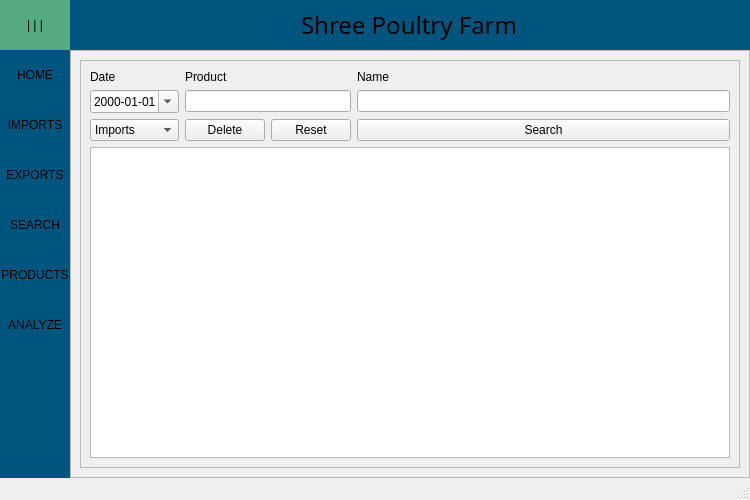
Old version of the form untitled.ui in the repository psycoder01/shree-records.
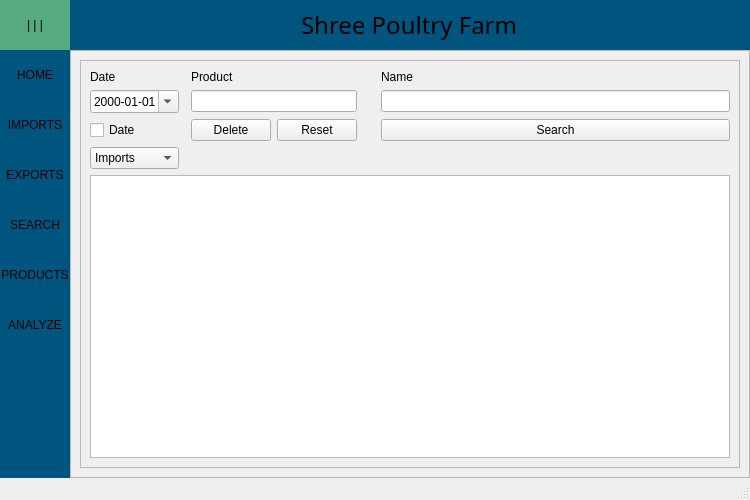
New version of the form. The open tabs and pages were chosen to show the change.

Commit message: added date checkbox

Patch:
```diff
--- a/untitled.ui
+++ b/untitled.ui
@@ -930,31 +930,7 @@
                  <enum>QFrame::Raised</enum>
                 </property>
                 <layout class="QGridLayout" name="gridLayout_3">
-                 <item row="1" column="3">
-                  <widget class="QLineEdit" name="inputNameSearch"/>
-                 </item>
-                 <item row="3" column="3">
-                  <widget class="QPushButton" name="btnSearch">
-                   <property name="text">
-                    <string>Search</string>
-                   </property>
-                  </widget>
-                 </item>
-                 <item row="3" column="0">
-                  <widget class="QComboBox" name="optionsSearch">
-                   <item>
-                    <property name="text">
-                     <string>Imports</string>
-                    </property>
-                   </item>
-                   <item>
-                    <property name="text">
-                     <string>Exports</string>
-                    </property>
-                   </item>
-                  </widget>
-                 </item>
-                 <item row="1" column="1" colspan="2">
+                 <item row="4" column="2" colspan="2">
                   <widget class="QLineEdit" name="inputProductSearch"/>
                  </item>
                  <item row="0" column="0">
@@ -964,28 +940,7 @@
                    </property>
                   </widget>
                  </item>
-                 <item row="3" column="2">
-                  <widget class="QPushButton" name="btnRessetSearch">
-                   <property name="text">
-                    <string>Reset</string>
-                   </property>
-                  </widget>
-                 </item>
-                 <item row="0" column="3">
-                  <widget class="QLabel" name="labelNameSearch">
-                   <property name="text">
-                    <string>Name</string>
-                   </property>
-                  </widget>
-                 </item>
-                 <item row="3" column="1">
-                  <widget class="QPushButton" name="btnDelSearch">
-                   <property name="text">
-                    <string>Delete</string>
-                   </property>
-                  </widget>
-                 </item>
-                 <item row="1" column="0">
+                 <item row="4" column="0">
                   <widget class="QDateEdit" name="inputDate">
                    <property name="currentSection">
                     <enum>QDateTimeEdit::YearSection</enum>
@@ -998,15 +953,67 @@
                    </property>
                   </widget>
                  </item>
-                 <item row="0" column="1" colspan="2">
+                 <item row="29" column="0" colspan="8">
+                  <widget class="QTableWidget" name="tableResultSearch"/>
+                 </item>
+                 <item row="4" column="7">
+                  <widget class="QLineEdit" name="inputNameSearch"/>
+                 </item>
+                 <item row="0" column="2" colspan="3">
                   <widget class="QLabel" name="labelProductSearch">
                    <property name="text">
                     <string>Product</string>
                    </property>
                   </widget>
                  </item>
-                 <item row="4" column="0" colspan="4">
-                  <widget class="QTableWidget" name="tableResultSearch"/>
+                 <item row="0" column="7">
+                  <widget class="QLabel" name="labelNameSearch">
+                   <property name="text">
+                    <string>Name</string>
+                   </property>
+                  </widget>
+                 </item>
+                 <item row="5" column="0">
+                  <widget class="QCheckBox" name="checkDate">
+                   <property name="text">
+                    <string>Date</string>
+                   </property>
+                  </widget>
+                 </item>
+                 <item row="9" column="0">
+                  <widget class="QComboBox" name="optionsSearch">
+                   <item>
+                    <property name="text">
+                     <string>Imports</string>
+                    </property>
+                   </item>
+                   <item>
+                    <property name="text">
+                     <string>Exports</string>
+                    </property>
+                   </item>
+                  </widget>
+                 </item>
+                 <item row="5" column="2">
+                  <widget class="QPushButton" name="btnDelSearch">
+                   <property name="text">
+                    <string>Delete</string>
+                   </property>
+                  </widget>
+                 </item>
+                 <item row="5" column="3">
+                  <widget class="QPushButton" name="btnRessetSearch">
+                   <property name="text">
+                    <string>Reset</string>
+                   </property>
+                  </widget>
+                 </item>
+                 <item row="5" column="7">
+                  <widget class="QPushButton" name="btnSearch">
+                   <property name="text">
+                    <string>Search</string>
+                   </property>
+                  </widget>
                  </item>
                 </layout>
                </widget>
```
The commit also changes 2 other files.
